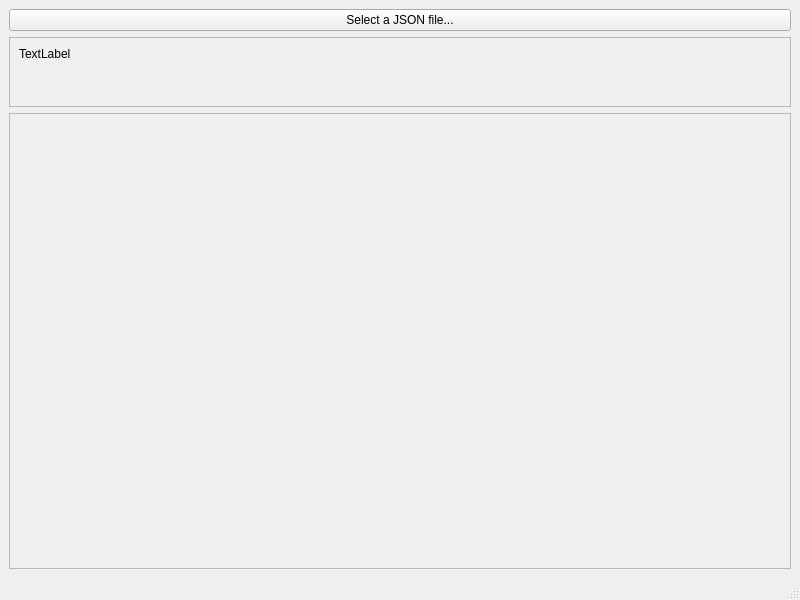
First picture: the form in app/source/C++/MetadataGenerator/mainwindow.ui, repository AbdallahFSher/UKYMetadataGenerator, before the edit.
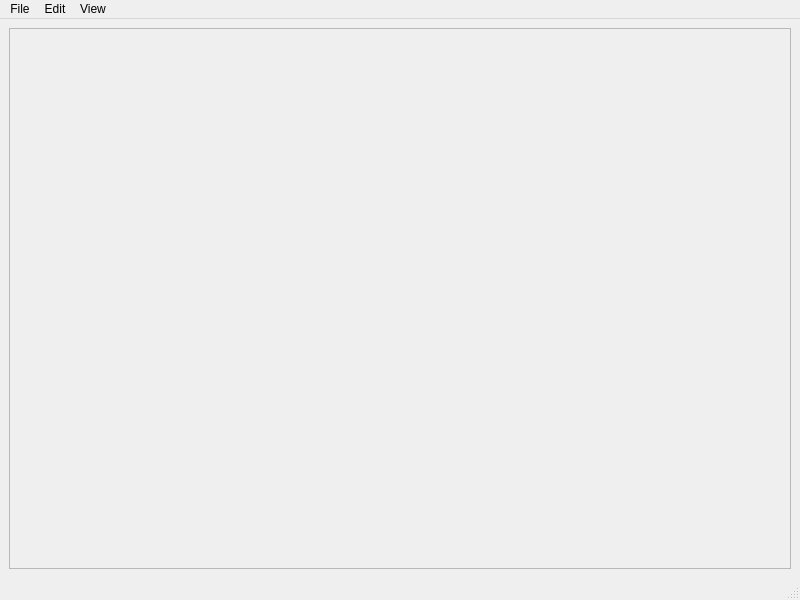
Second picture: the form after the edit.

What changed in the file:
```diff
--- a/app/source/C++/MetadataGenerator/mainwindow.ui
+++ b/app/source/C++/MetadataGenerator/mainwindow.ui
@@ -15,69 +15,6 @@
   </property>
   <widget class="QWidget" name="centralwidget">
    <layout class="QVBoxLayout" name="verticalLayout_2">
-    <item>
-     <widget class="QPushButton" name="jsonButton">
-      <property name="text">
-       <string>Select a JSON file...</string>
-      </property>
-     </widget>
-    </item>
-    <item>
-     <widget class="QScrollArea" name="scrollArea">
-      <property name="sizePolicy">
-       <sizepolicy hsizetype="Preferred" vsizetype="Preferred">
-        <horstretch>0</horstretch>
-        <verstretch>0</verstretch>
-       </sizepolicy>
-      </property>
-      <property name="sizeAdjustPolicy">
-       <enum>QAbstractScrollArea::SizeAdjustPolicy::AdjustToContents</enum>
-      </property>
-      <property name="widgetResizable">
-       <bool>true</bool>
-      </property>
-      <property name="alignment">
-       <set>Qt::AlignmentFlag::AlignLeading|Qt::AlignmentFlag::AlignLeft|Qt::AlignmentFlag::AlignTop</set>
-      </property>
-      <widget class="QWidget" name="scrollAreaWidgetContents">
-       <property name="geometry">
-        <rect>
-         <x>0</x>
-         <y>0</y>
-         <width>780</width>
-         <height>68</height>
-        </rect>
-       </property>
-       <property name="sizePolicy">
-        <sizepolicy hsizetype="Minimum" vsizetype="Minimum">
-         <horstretch>0</horstretch>
-         <verstretch>0</verstretch>
-        </sizepolicy>
-       </property>
-       <layout class="QVBoxLayout" name="verticalLayout">
-        <item>
-         <widget class="QLabel" name="jsonLabel">
-          <property name="sizePolicy">
-           <sizepolicy hsizetype="Preferred" vsizetype="Preferred">
-            <horstretch>0</horstretch>
-            <verstretch>0</verstretch>
-           </sizepolicy>
-          </property>
-          <property name="text">
-           <string>TextLabel</string>
-          </property>
-          <property name="alignment">
-           <set>Qt::AlignmentFlag::AlignLeading|Qt::AlignmentFlag::AlignLeft|Qt::AlignmentFlag::AlignTop</set>
-          </property>
-          <property name="wordWrap">
-           <bool>true</bool>
-          </property>
-         </widget>
-        </item>
-       </layout>
-      </widget>
-     </widget>
-    </item>
     <item>
      <widget class="QScrollArea" name="scrollArea_2">
       <property name="widgetResizable">
@@ -89,7 +26,7 @@
          <x>0</x>
          <y>0</y>
          <width>780</width>
-         <height>431</height>
+         <height>537</height>
         </rect>
        </property>
        <layout class="QVBoxLayout" name="_2">
@@ -111,6 +48,31 @@
      <height>21</height>
     </rect>
    </property>
+   <widget class="QMenu" name="menuFile">
+    <property name="title">
+     <string>File</string>
+    </property>
+    <addaction name="separator"/>
+    <addaction name="actionOpen"/>
+    <addaction name="actionLoad_Schema"/>
+    <addaction name="separator"/>
+    <addaction name="actionExport_as"/>
+   </widget>
+   <widget class="QMenu" name="menuEdit">
+    <property name="title">
+     <string>Edit</string>
+    </property>
+    <addaction name="actionView"/>
+   </widget>
+   <widget class="QMenu" name="menuView">
+    <property name="title">
+     <string>View</string>
+    </property>
+    <addaction name="actionChange_Colors"/>
+   </widget>
+   <addaction name="menuFile"/>
+   <addaction name="menuEdit"/>
+   <addaction name="menuView"/>
   </widget>
   <widget class="QStatusBar" name="statusbar"/>
  </widget>
```
Left out of the diff: 44 changed lines with no effect on the pictures.
